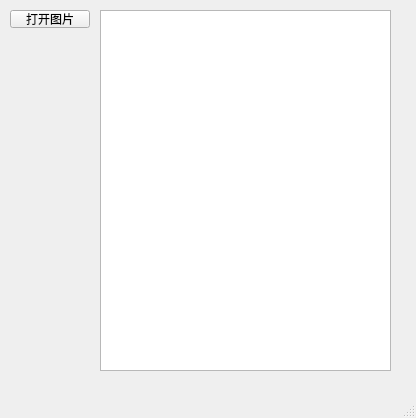
The window that mainwindow.ui (TQGiser/GDAL_QT_Release) describes before a commit, drawn with Qt 5.
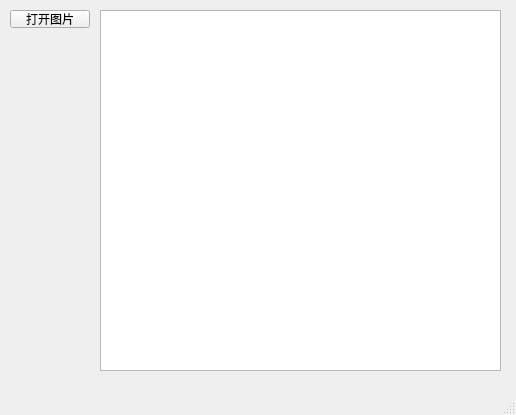
The same window after the commit.

Diff of the .ui file:
```diff
--- a/mainwindow.ui
+++ b/mainwindow.ui
@@ -6,8 +6,8 @@
    <rect>
     <x>0</x>
     <y>0</y>
-    <width>416</width>
-    <height>418</height>
+    <width>516</width>
+    <height>415</height>
    </rect>
   </property>
   <property name="windowTitle">
@@ -32,7 +32,7 @@
      <rect>
       <x>100</x>
       <y>10</y>
-      <width>291</width>
+      <width>401</width>
       <height>361</height>
      </rect>
     </property>
```
Left out of the diff: 2 changed lines with no effect on the pictures.
